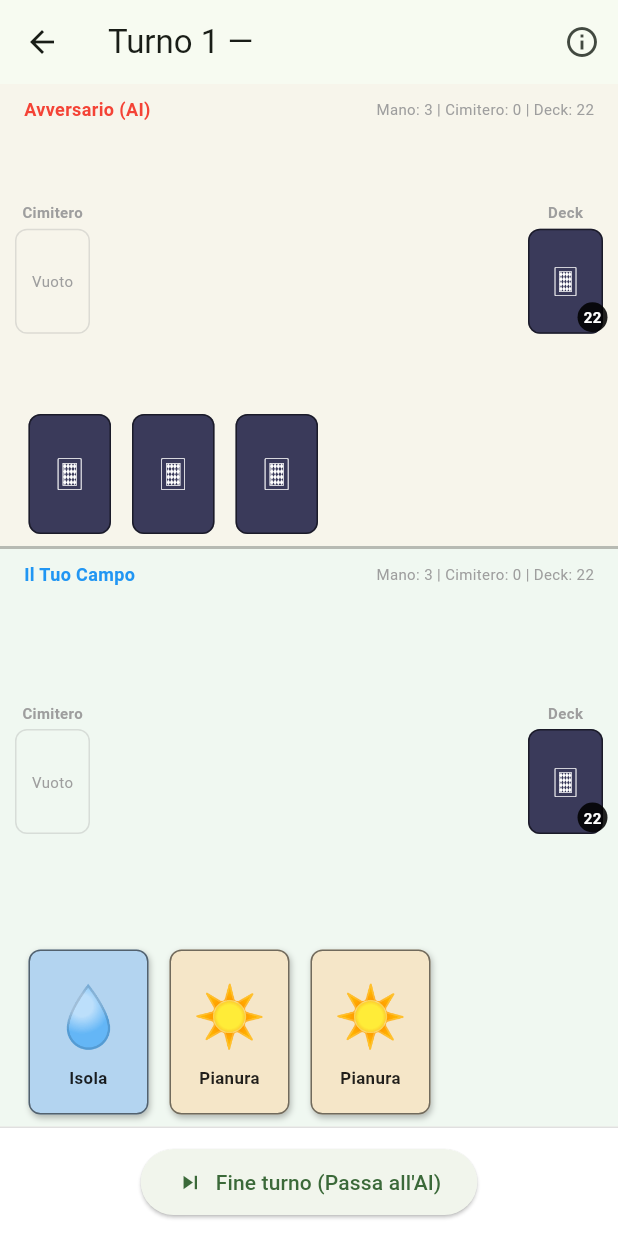
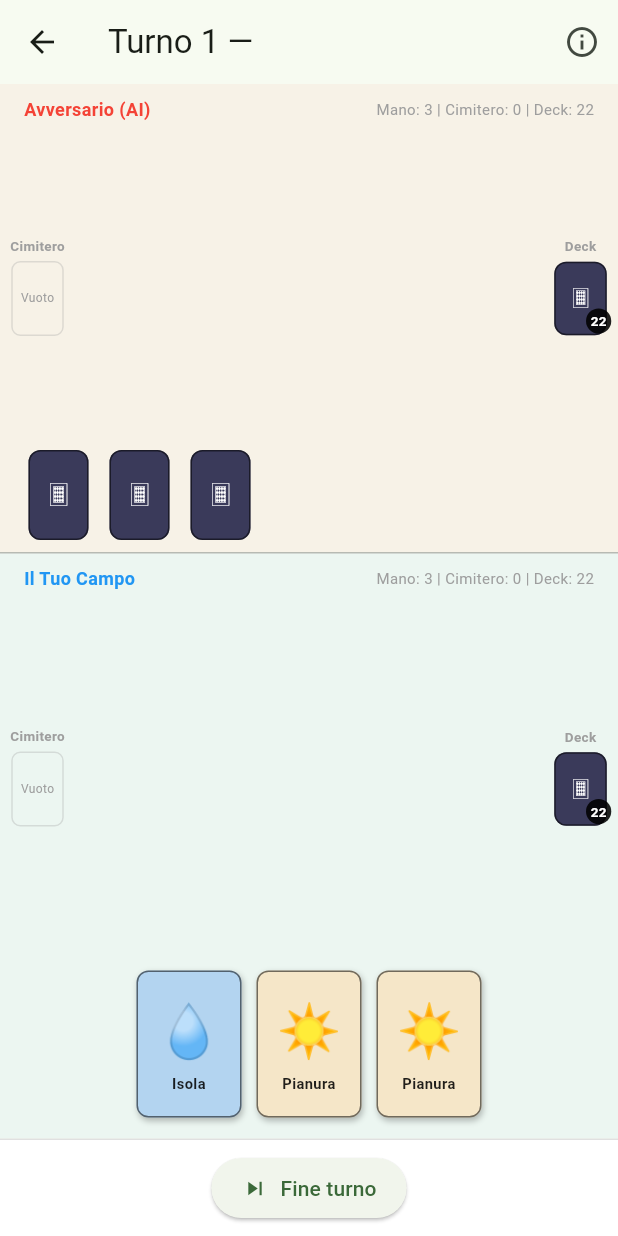
Before and after one commit to fieppex86x-hue/basic_land_game, a Flutter app: the GameScreen screen opened directly, on a phone screen of 412 x 824 dp. Run offline on Flutter 3.47's test engine with Material 3 defaults, Android fonts, the phone set to English and light mode, and no system bars.

Commit message:
Migliorata grafica mobile e schermata di vittoria

```diff
--- a/lib/ui/game_screen.dart
+++ b/lib/ui/game_screen.dart
@@ -28,12 +28,15 @@ class _GameScreenState extends State<GameScreen> {
   Widget build(BuildContext context) {
     return Consumer<GameEngine>(
       builder: (context, engine, _) {
-        // Mostra un popup se c'è una notifica dall'AI
         if (engine.aiNotification != null) {
           WidgetsBinding.instance.addPostFrameCallback((_) {
             _showAiNotification(context, engine, engine.aiNotification!);
             engine.clearAiNotification();
           });
+        }
+
+        if (engine.winner != null) {
+          return _gameOverScreen(context, engine);
         }
 
         return Scaffold(
@@ -53,7 +56,7 @@ class _GameScreenState extends State<GameScreen> {
                   flex: 4,
                   child: _playerBoard(context, engine: engine, player: engine.p2, isOpponent: true, label: 'Avversario (AI)', color: Colors.red),
                 ),
-                Container(height: 2, color: Colors.black26),
+                Container(height: 1, color: Colors.black26),
                 Expanded(
                   flex: 5,
                   child: _playerBoard(context, engine: engine, player: engine.p1, isOpponent: false, label: 'Il Tuo Campo', color: Colors.blue),
@@ -64,6 +67,52 @@ class _GameScreenState extends State<GameScreen> {
           ),
         );
       },
+    );
+  }
+
+  Widget _gameOverScreen(BuildContext context, GameEngine engine) {
+    bool isHumanWinner = engine.winner == engine.p1;
+
+    return Scaffold(
+      backgroundColor: isHumanWinner ? Colors.green.shade900 : Colors.red.shade900,
+      body: Center(
+        child: Column(
+          mainAxisAlignment: MainAxisAlignment.center,
+          children: [
+            Icon(
+              isHumanWinner ? Icons.emoji_events : Icons.sentiment_dissatisfied,
+              size: 100,
+              color: Colors.amber,
+            ),
+            const SizedBox(height: 24),
+            Text(
+              isHumanWinner ? 'HAI VINTO!' : 'HAI PERSO!',
+              style: const TextStyle(fontSize: 48, fontWeight: FontWeight.bold, color: Colors.white),
+            ),
+            const SizedBox(height: 16),
+            Text(
+              isHumanWinner
+                ? 'Hai dominato il campo di battaglia.'
+                : 'L\'avversario ha avuto la meglio.',
+              style: const TextStyle(fontSize: 20, color: Colors.white70),
+            ),
+            const SizedBox(height: 48),
+            ElevatedButton.icon(
+              style: ElevatedButton.styleFrom(
+                padding: const EdgeInsets.symmetric(horizontal: 32, vertical: 16),
+                backgroundColor: Colors.white,
+                foregroundColor: Colors.black,
+                textStyle: const TextStyle(fontSize: 18, fontWeight: FontWeight.bold),
+              ),
+              icon: const Icon(Icons.refresh),
+              label: const Text('Gioca Ancora'),
+              onPressed: () {
+                Navigator.pop(context);
+              },
+            ),
+          ],
+        ),
+      ),
     );
   }
 
@@ -81,7 +130,7 @@ class _GameScreenState extends State<GameScreen> {
   Widget _playerBoard(BuildContext context, {required GameEngine engine, required Player player, required bool isOpponent, required String label, required Color color}) {
     return Container(
       width: double.infinity,
-      color: color.withOpacity(0.03),
+      color: color.withOpacity(0.05),
       padding: const EdgeInsets.symmetric(vertical: 8),
       child: Column(
         children: [
@@ -95,6 +144,7 @@ class _GameScreenState extends State<GameScreen> {
               ],
             ),
           ),
+
           Expanded(
             child: Row(
               children: [
@@ -104,10 +154,10 @@ class _GameScreenState extends State<GameScreen> {
                     child: SingleChildScrollView(
                       scrollDirection: Axis.horizontal,
                       child: Wrap(
-                        spacing: 8,
-                        runSpacing: 8,
+                        spacing: 4,
+                        runSpacing: 4,
                         alignment: WrapAlignment.center,
-                        children: [for (final c in player.battlefield) CardWidget(card: c, width: 75)],
+                        children: [for (final c in player.battlefield) CardWidget(card: c, width: 50)],
                       ),
                     ),
                   ),
@@ -116,23 +166,30 @@ class _GameScreenState extends State<GameScreen> {
               ],
             ),
           ),
+
           if (!isOpponent)
-            SizedBox(
+            Container(
               height: 110,
-              child: ListView(
-                scrollDirection: Axis.horizontal,
-                padding: const EdgeInsets.symmetric(horizontal: 16),
+              padding: const EdgeInsets.symmetric(horizontal: 8),
+              child: LayoutBuilder(
+                builder: (context, constraints) {
+                  // Calcola la larghezza massima per ogni carta in base allo spazio
+                  double cardWidth = player.hand.isEmpty ? 60 : (constraints.maxWidth / player.hand.length) - 4;
+                  if (cardWidth > 70) cardWidth = 70; // Limite massimo
+                  if (cardWidth < 30) cardWidth = 30;  // Limite minimo
+
+                  return Row(
+                    mainAxisAlignment: MainAxisAlignment.center,
                     children: [
                       for (final c in player.hand)
                         Padding(
-                      padding: const EdgeInsets.only(right: 8),
+                          padding: const EdgeInsets.symmetric(horizontal: 2),
                           child: CardWidget(
                             card: c,
-                        width: 80,
+                            width: cardWidth, // Passiamo un valore numerico calcolato
                             onTap: engine.canPlayLand(player) ? () {
                               engine.playLand(c);
                               setState(() {});
-
                               Future.delayed(const Duration(milliseconds: 10), () {
                                 if (mounted) {
                                   engine.triggerLandEffect(c);
@@ -143,15 +200,18 @@ class _GameScreenState extends State<GameScreen> {
                           ),
                         ),
                     ],
+                  );
+                },
               ),
             ),
+
           if (isOpponent)
             SizedBox(
-              height: 80,
+              height: 60,
               child: ListView(
                 scrollDirection: Axis.horizontal,
                 padding: const EdgeInsets.symmetric(horizontal: 16),
-                children: [for (int i = 0; i < player.hand.length; i++) const Padding(padding: EdgeInsets.only(right: 8), child: CardBackWidget(width: 55))],
+                children: [for (int i = 0; i < player.hand.length; i++) const Padding(padding: EdgeInsets.only(right: 8), child: CardBackWidget(width: 40))],
               ),
             ),
         ],
@@ -163,23 +223,23 @@ class _GameScreenState extends State<GameScreen> {
     final List<Card> cards = isGraveyard ? player.graveyard : player.deck;
     final int count = cards.length;
     return Container(
-      width: 70,
+      width: 50,
       padding: const EdgeInsets.symmetric(horizontal: 4),
       child: Column(
         mainAxisAlignment: MainAxisAlignment.center,
         children: [
-          Text(isGraveyard ? 'Cimitero' : 'Deck', style: const TextStyle(fontSize: 10, color: Colors.grey, fontWeight: FontWeight.bold)),
+          Text(isGraveyard ? 'Cimitero' : 'Deck', style: const TextStyle(fontSize: 9, color: Colors.grey, fontWeight: FontWeight.bold)),
           const SizedBox(height: 4),
           GestureDetector(
             onTap: () { if (isGraveyard) _showGraveyard(context, player, isOpponent); },
             child: Stack(
               alignment: Alignment.center,
               children: [
-                if (isGraveyard && count > 0) CardWidget(card: cards.last, width: 50)
-                else if (!isGraveyard && count > 0) const CardBackWidget(width: 50)
-                else Container(width: 50, height: 70, decoration: BoxDecoration(border: Border.all(color: Colors.grey.withOpacity(0.3)), borderRadius: BorderRadius.circular(8)), child: const Center(child: Text('Vuoto', style: TextStyle(fontSize: 10, color: Colors.grey)))),
+                if (isGraveyard && count > 0) CardWidget(card: cards.last, width: 35)
+                else if (!isGraveyard && count > 0) const CardBackWidget(width: 35)
+                else Container(width: 35, height: 50, decoration: BoxDecoration(border: Border.all(color: Colors.grey.withOpacity(0.3)), borderRadius: BorderRadius.circular(6)), child: const Center(child: Text('Vuoto', style: TextStyle(fontSize: 8, color: Colors.grey)))),
                 if (count > 0)
-                  Positioned(bottom: 0, right: 0, child: Container(padding: const EdgeInsets.all(4), decoration: const BoxDecoration(color: Colors.black87, shape: BoxShape.circle), child: Text('$count', style: const TextStyle(color: Colors.white, fontSize: 10, fontWeight: FontWeight.bold)))),
+                  Positioned(bottom: 0, right: 0, child: Container(padding: const EdgeInsets.all(3), decoration: const BoxDecoration(color: Colors.black87, shape: BoxShape.circle), child: Text('$count', style: const TextStyle(color: Colors.white, fontSize: 9, fontWeight: FontWeight.bold)))),
               ],
             ),
           ),
@@ -218,25 +278,17 @@ class _GameScreenState extends State<GameScreen> {
     if (engine.phase == GamePhase.choosingMountainTarget && engine.pending != null) return _mountainTargetBar(engine);
     if (engine.phase == GamePhase.choosingRegrowth && engine.pending != null) return _regrowthBar(engine);
 
-    if (engine.winner != null) {
     return Container(
-        padding: const EdgeInsets.all(16),
-        color: Colors.amber.shade100,
-        child: Row(mainAxisAlignment: MainAxisAlignment.spaceBetween, children: [Flexible(child: Text('🏆 Vince ${engine.winner!.name}!', style: const TextStyle(fontSize: 18, fontWeight: FontWeight.bold))), ElevatedButton(onPressed: () => Navigator.pop(context), child: const Text('Menu'))]),
-      );
-    }
-
-    return Container(
-      padding: const EdgeInsets.all(12),
+      padding: const EdgeInsets.symmetric(vertical: 8),
       decoration: const BoxDecoration(color: Colors.white, border: Border(top: BorderSide(color: Colors.black12))),
       child: Row(
         mainAxisAlignment: MainAxisAlignment.center,
         children: [
           if (engine.activePlayer == engine.p1)
             ElevatedButton.icon(
-              style: ElevatedButton.styleFrom(padding: const EdgeInsets.symmetric(horizontal: 24, vertical: 12)),
+              style: ElevatedButton.styleFrom(padding: const EdgeInsets.symmetric(horizontal: 20, vertical: 10)),
               icon: const Icon(Icons.skip_next),
-              label: const Text('Fine turno (Passa all\'AI)'),
+              label: const Text('Fine turno'),
               onPressed: () {
                 engine.endTurn();
                 engine.startTurn();
@@ -245,9 +297,9 @@ class _GameScreenState extends State<GameScreen> {
             )
           else
             ElevatedButton.icon(
-              style: ElevatedButton.styleFrom(backgroundColor: Colors.orange, padding: const EdgeInsets.symmetric(horizontal: 24, vertical: 12)),
+              style: ElevatedButton.styleFrom(backgroundColor: Colors.orange, padding: const EdgeInsets.symmetric(horizontal: 20, vertical: 10)),
               icon: const Icon(Icons.smart_toy),
-              label: const Text('Lascia giocare l\'AI'),
+              label: const Text('Gioca AI'),
               onPressed: () { engine.playAiTurn(); setState(() {}); },
             ),
         ],
@@ -274,20 +326,20 @@ class _GameScreenState extends State<GameScreen> {
           engine.activePlayer == engine.aiPlayer
             ? "L'avversario ha giocato ${counteredCard.type.label}. Vuoi neutralizzarla?"
             : "Hai giocato ${counteredCard.type.label}. L'avversario può neutralizzarla...",
-          style: const TextStyle(fontWeight: FontWeight.bold)
+          style: const TextStyle(fontWeight: FontWeight.bold, fontSize: 13)
         ),
         const SizedBox(height: 4),
         Text(
           engine.activePlayer == engine.aiPlayer
             ? 'Serve 1 Isola + 1 altra carta. Scegli l\'altra carta:'
             : 'Se non vuoi aspettare, scegli l\'altra carta per far rispondere l\'AI:',
-          style: const TextStyle(fontSize: 12)
+          style: const TextStyle(fontSize: 11)
         ),
         const SizedBox(height: 6),
-        SizedBox(height: 90, child: ListView(scrollDirection: Axis.horizontal, children: [for (final c in others) CardWidget(card: c, width: 50, selected: _selectedOther?.id == c.id, onTap: () => setState(() => _selectedOther = c))])),
+        SizedBox(height: 90, child: ListView(scrollDirection: Axis.horizontal, children: [for (final c in others) CardWidget(card: c, width: 45, selected: _selectedOther?.id == c.id, onTap: () => setState(() => _selectedOther = c))])),
         const SizedBox(height: 6),
         Row(children: [
-          ElevatedButton(style: ElevatedButton.styleFrom(backgroundColor: Colors.red), onPressed: () { setState(() => _selectedOther = null); engine.declineIslandReaction(); }, child: const Text('No, lascia entrare')),
+          ElevatedButton(style: ElevatedButton.styleFrom(backgroundColor: Colors.red), onPressed: () { setState(() => _selectedOther = null); engine.declineIslandReaction(); }, child: const Text('No')),
           const SizedBox(width: 8),
           ElevatedButton(style: ElevatedButton.styleFrom(backgroundColor: Colors.green), onPressed: _selectedOther == null ? null : () { engine.playIslandCounter(islands.first, _selectedOther!); setState(() => _selectedOther = null); }, child: const Text('Neutralizza!')),
         ]),
@@ -303,13 +355,13 @@ class _GameScreenState extends State<GameScreen> {
     return Container(
       color: Colors.amber.shade100, padding: const EdgeInsets.all(8),
       child: Column(mainAxisSize: MainAxisSize.min, crossAxisAlignment: CrossAxisAlignment.start, children: [
-        const Text('Profetizzare 1: guarda la prima carta.', style: TextStyle(fontWeight: FontWeight.bold)),
+        const Text('Profetizzare 1: guarda la prima carta.', style: TextStyle(fontWeight: FontWeight.bold, fontSize: 13)),
         const SizedBox(height: 6),
         Row(children: [
-          CardWidget(card: top, width: 60), const SizedBox(width: 12),
-          ElevatedButton(onPressed: () => engine.resolveScry(keepOnTop: true), child: const Text('Lascia in cima')),
+          CardWidget(card: top, width: 50), const SizedBox(width: 12),
+          ElevatedButton(onPressed: () => engine.resolveScry(keepOnTop: true), child: const Text('In cima')),
           const SizedBox(width: 8),
-          ElevatedButton(onPressed: () => engine.resolveScry(keepOnTop: false), child: const Text('Metti in fondo')),
+          ElevatedButton(onPressed: () => engine.resolveScry(keepOnTop: false), child: const Text('In fondo')),
         ]),
       ]),
     );
@@ -320,12 +372,12 @@ class _GameScreenState extends State<GameScreen> {
     return Container(
       color: Colors.amber.shade100, padding: const EdgeInsets.all(8),
       child: Column(mainAxisSize: MainAxisSize.min, crossAxisAlignment: CrossAxisAlignment.start, children: [
-        const Text('Ricatto: scegli 1 carta dalla mano avversaria.', style: TextStyle(fontWeight: FontWeight.bold)),
+        const Text('Ricatto: scegli 1 carta avversaria.', style: TextStyle(fontWeight: FontWeight.bold, fontSize: 13)),
         const SizedBox(height: 6),
         SizedBox(height: 105, child: ListView(scrollDirection: Axis.horizontal, children: [
           for (final c in shown) Column(children: [
-            const Text('Avversario', style: TextStyle(fontSize: 10, color: Colors.red, fontWeight: FontWeight.bold)),
-            CardWidget(card: c, width: 55, onTap: () => engine.resolveBlackmail(c)),
+            const Text('Avversario', style: TextStyle(fontSize: 9, color: Colors.red, fontWeight: FontWeight.bold)),
+            CardWidget(card: c, width: 50, onTap: () => engine.resolveBlackmail(c)),
           ])
         ])),
       ]),
@@ -337,12 +389,12 @@ class _GameScreenState extends State<GameScreen> {
     return Container(
       color: Colors.amber.shade100, padding: const EdgeInsets.all(8),
       child: Column(mainAxisSize: MainAxisSize.min, crossAxisAlignment: CrossAxisAlignment.start, children: [
-        const Text('Pioggia di Pietre: distruggi 1 terra.', style: TextStyle(fontWeight: FontWeight.bold)),
+        const Text('Pioggia di Pietre: distruggi 1 terra.', style: TextStyle(fontWeight: FontWeight.bold, fontSize: 13)),
         const SizedBox(height: 6),
         SizedBox(height: 105, child: ListView(scrollDirection: Axis.horizontal, children: [
           for (final c in targets) Column(children: [
-            Text(engine.p2.battlefield.contains(c) ? 'Avversario' : 'Tua', style: TextStyle(fontSize: 10, color: engine.p2.battlefield.contains(c) ? Colors.red : Colors.blue, fontWeight: FontWeight.bold)),
-            CardWidget(card: c, width: 55, onTap: () => engine.resolveMountainTarget(c)),
+            Text(engine.p2.battlefield.contains(c) ? 'Avv' : 'Tua', style: TextStyle(fontSize: 9, color: engine.p2.battlefield.contains(c) ? Colors.red : Colors.blue, fontWeight: FontWeight.bold)),
+            CardWidget(card: c, width: 50, onTap: () => engine.resolveMountainTarget(c)),
           ])
         ])),
       ]),
@@ -356,9 +408,9 @@ class _GameScreenState extends State<GameScreen> {
     return Container(
       color: Colors.amber.shade100, padding: const EdgeInsets.all(8),
       child: Column(mainAxisSize: MainAxisSize.min, crossAxisAlignment: CrossAxisAlignment.start, children: [
-        const Text('Ricrescita: riprendi 1 terra dal cimitero.', style: TextStyle(fontWeight: FontWeight.bold)),
+        const Text('Ricrescita: riprendi 1 terra.', style: TextStyle(fontWeight: FontWeight.bold, fontSize: 13)),
         const SizedBox(height: 6),
-        SizedBox(height: 90, child: ListView(scrollDirection: Axis.horizontal, children: [for (final c in lands) CardWidget(card: c, width: 55, onTap: () => engine.resolveRegrowth(c))])),
+        SizedBox(height: 90, child: ListView(scrollDirection: Axis.horizontal, children: [for (final c in lands) CardWidget(card: c, width: 50, onTap: () => engine.resolveRegrowth(c))])),
       ]),
     );
   }
```
Lines whose indentation alone changed are shown as unchanged.
